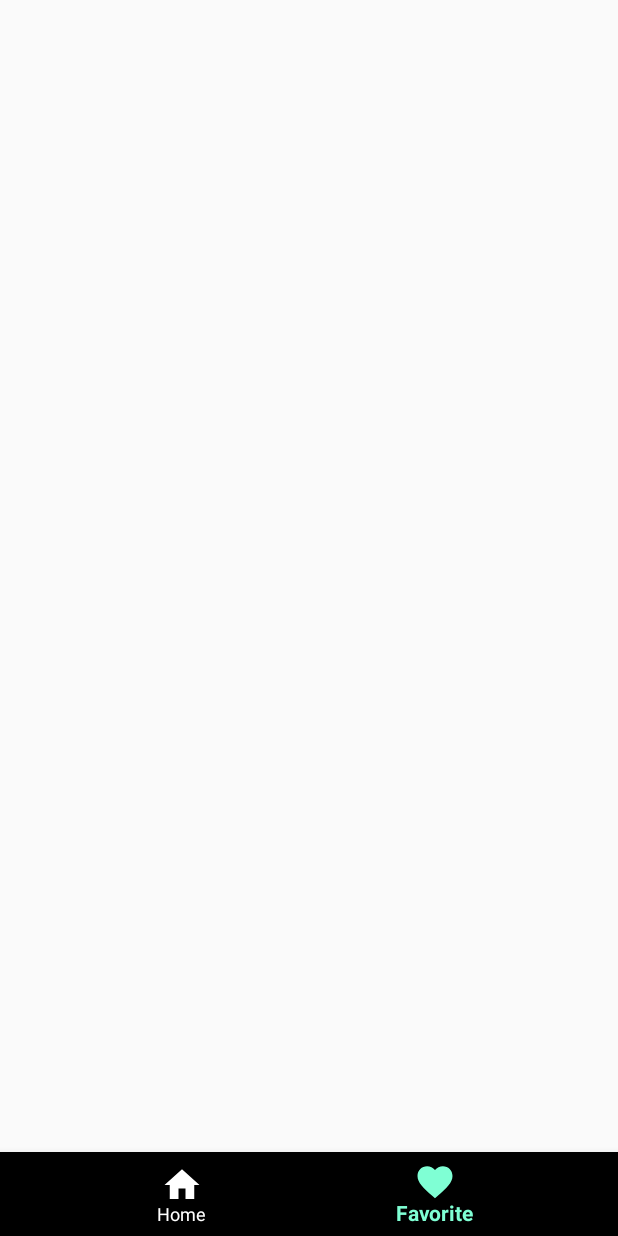
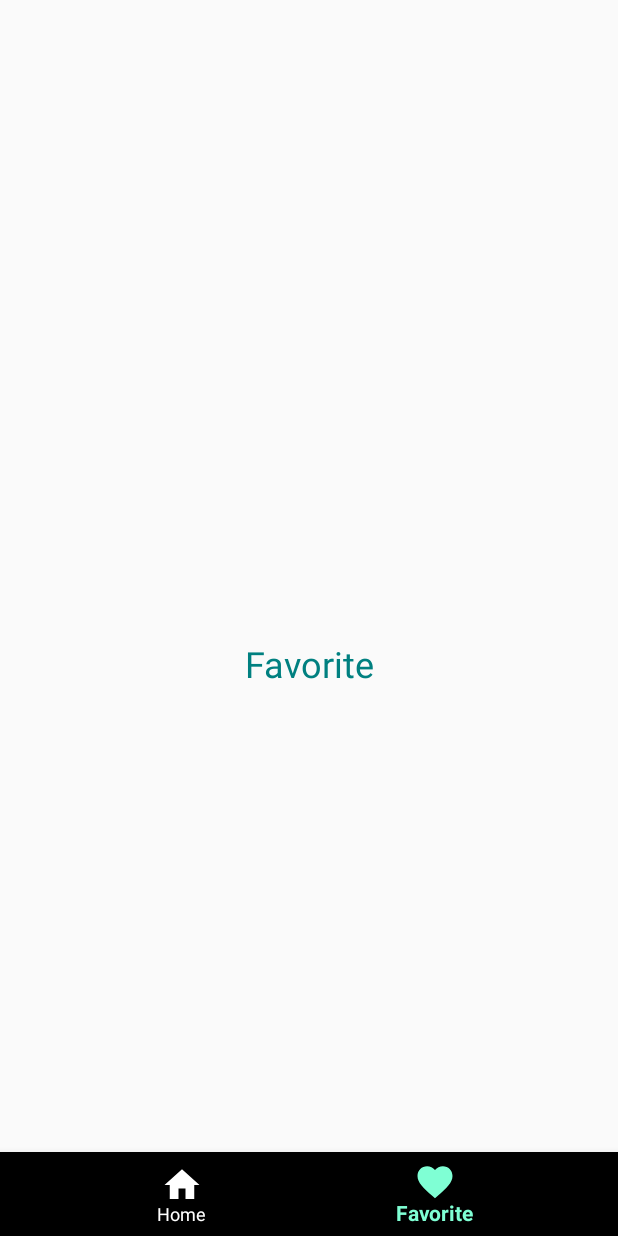
Before and after one commit to adamluqmangh/PokemonAppBoost, an Android app: the screen it shows after launch (MainActivity), item 2 of the bottom bar chosen, on a phone screen of 412 x 824 dp. Run offline under Robolectric (Android 15) with nearby library versions, the phone set to English and light mode, and no system bars.

Commit message:
implement fragment navigation

```diff
--- a/app/src/main/java/adam/pokemon/myapp/MainActivity.kt
+++ b/app/src/main/java/adam/pokemon/myapp/MainActivity.kt
@@ -1,19 +1,55 @@
 package adam.pokemon.myapp
 
+import adam.pokemon.myapp.ui.fragment.FavoriteFragment
+import adam.pokemon.myapp.ui.fragment.HomeFragment
 import android.os.Bundle
 import androidx.appcompat.app.AppCompatActivity
-
+import androidx.fragment.app.Fragment
+import com.google.android.material.bottomnavigation.BottomNavigationView
 
 
 class MainActivity : AppCompatActivity() {
+
+
+    private lateinit var bottomNavView: BottomNavigationView
+
+
     override fun onCreate(savedInstanceState: Bundle?) {
         super.onCreate(savedInstanceState)
         setContentView(R.layout.activity_main)
+        initViews()
+
+        if (savedInstanceState == null) {
+            loadFragmentTransaction(HomeFragment())
+            bottomNavView.selectedItemId = R.id.nav_home
+        }
     }
 
     fun initViews(){
-
+        bottomNavView = findViewById(R.id.bottomNavigationView)
+        navigateFragment()
     }
 
+    fun navigateFragment(){
+        bottomNavView.setOnItemSelectedListener { item ->
+            when (item.itemId) {
+                R.id.nav_home -> {
+                    loadFragmentTransaction(HomeFragment())
+                    true
+                }
+                R.id.nav_favorites -> {
+                    loadFragmentTransaction(FavoriteFragment())
+                    true
+                }
+                else -> false
+            }
+        }
+    }
+
+    fun loadFragmentTransaction(fragment: Fragment){
+        supportFragmentManager.beginTransaction()
+            .replace(R.id.navigation_fragment_container, fragment)
+            .commit()
+    }
 
 }
--- /dev/null
+++ b/app/src/main/java/adam/pokemon/myapp/ui/fragment/FavoriteFragment.kt
@@ -0,0 +1,18 @@
+package adam.pokemon.myapp.ui.fragment
+
+import adam.pokemon.myapp.R
+import android.os.Bundle
+import android.view.LayoutInflater
+import android.view.View
+import android.view.ViewGroup
+import androidx.fragment.app.Fragment
+
+class FavoriteFragment: Fragment() {
+    override fun onCreateView(
+        inflater: LayoutInflater,
+        container: ViewGroup?,
+        savedInstanceState: Bundle?
+    ): View? {
+        return inflater.inflate(R.layout.fragment_favorite, container, false)
+    }
+}
--- /dev/null
+++ b/app/src/main/java/adam/pokemon/myapp/ui/fragment/HomeFragment.kt
@@ -0,0 +1,18 @@
+package adam.pokemon.myapp.ui.fragment
+
+import adam.pokemon.myapp.R
+import android.os.Bundle
+import android.view.LayoutInflater
+import android.view.View
+import android.view.ViewGroup
+import androidx.fragment.app.Fragment
+
+class HomeFragment: Fragment() {
+    override fun onCreateView(
+        inflater: LayoutInflater,
+        container: ViewGroup?,
+        savedInstanceState: Bundle?
+    ): View? {
+        return inflater.inflate(R.layout.fragment_home, container, false)
+    }
+}
--- a/app/src/main/res/layout/activity_main.xml
+++ b/app/src/main/res/layout/activity_main.xml
@@ -15,6 +15,7 @@
         android:paddingTop="60dp">
     </FrameLayout>
     <com.google.android.material.bottomnavigation.BottomNavigationView
+        android:id="@+id/bottomNavigationView"
         android:layout_width="match_parent"
         android:layout_height="wrap_content"
         android:background="@color/black"
--- /dev/null
+++ b/app/src/main/res/layout/fragment_favorite.xml
@@ -0,0 +1,18 @@
+<?xml version="1.0" encoding="utf-8"?>
+<androidx.constraintlayout.widget.ConstraintLayout xmlns:android="http://schemas.android.com/apk/res/android"
+    android:layout_width="match_parent"
+    android:layout_height="match_parent"
+    xmlns:app="http://schemas.android.com/apk/res-auto">
+    <TextView
+        android:layout_width="wrap_content"
+        android:layout_height="wrap_content"
+        android:text="Favorite"
+        android:textSize="24sp"
+        android:textColor="@color/teal"
+        app:layout_constraintStart_toStartOf="parent"
+        app:layout_constraintEnd_toEndOf="parent"
+        app:layout_constraintBottom_toBottomOf="parent"
+        app:layout_constraintTop_toTopOf="parent"
+        />
+
+</androidx.constraintlayout.widget.ConstraintLayout>
--- /dev/null
+++ b/app/src/main/res/layout/fragment_home.xml
@@ -0,0 +1,19 @@
+<?xml version="1.0" encoding="utf-8"?>
+<androidx.constraintlayout.widget.ConstraintLayout xmlns:android="http://schemas.android.com/apk/res/android"
+    android:layout_width="match_parent"
+    android:layout_height="match_parent"
+    xmlns:app="http://schemas.android.com/apk/res-auto">
+
+    <TextView
+        android:layout_width="wrap_content"
+        android:layout_height="wrap_content"
+        android:text="Home"
+        android:textSize="24sp"
+        android:textColor="@color/teal"
+        app:layout_constraintStart_toStartOf="parent"
+        app:layout_constraintEnd_toEndOf="parent"
+        app:layout_constraintBottom_toBottomOf="parent"
+        app:layout_constraintTop_toTopOf="parent"
+        />
+
+</androidx.constraintlayout.widget.ConstraintLayout>
```
